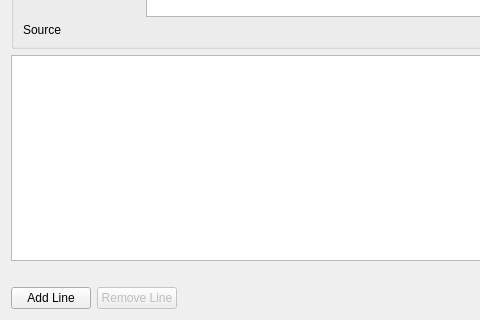
Before: the Qt Designer form examples/PartManagerApp/src/ui/PartManager_PartlistEditorDialog.ui in KROIA/PartManager, drawn with Qt 5; both pictures show x 0 to 480 and y 300 to 620 of the 940 by 620 pixel window.
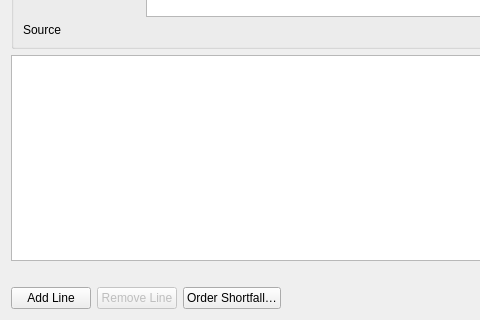
After: the same form once the commit is applied.

Commit message: add mouser orders, sellers and price history

Patch:
```diff
--- a/examples/PartManagerApp/src/ui/PartManager_PartlistEditorDialog.ui
+++ b/examples/PartManagerApp/src/ui/PartManager_PartlistEditorDialog.ui
@@ -157,6 +157,16 @@
        </property>
       </widget>
      </item>
+     <item>
+      <widget class="QPushButton" name="orderShortfallButton">
+       <property name="text">
+        <string>Order Shortfall…</string>
+       </property>
+       <property name="toolTip">
+        <string>Checks this list against stock and raises a draft Mouser order for whatever is missing.</string>
+       </property>
+      </widget>
+     </item>
      <item>
       <spacer name="footerSpacer">
        <property name="orientation">
```
The commit also changes 27 other files.
